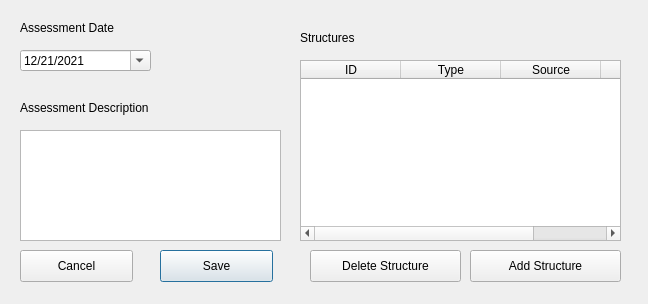
Qt form src/ui/assessment_dialog.ui (Riverscapes/QRiS) before a commit.
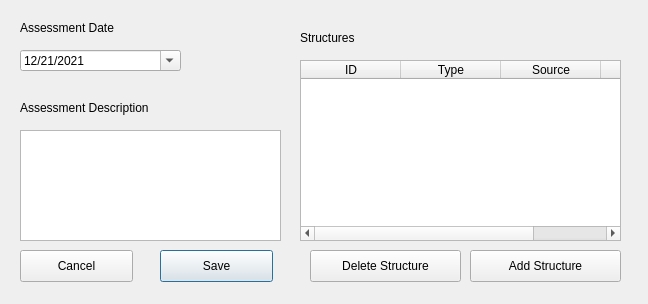
The same form after that commit. Icons and pictures are not drawn.

Patch:
```diff
--- a/src/ui/assessment_dialog.ui
+++ b/src/ui/assessment_dialog.ui
@@ -58,7 +58,7 @@
     <rect>
      <x>20</x>
      <y>50</y>
-     <width>131</width>
+     <width>161</width>
      <height>21</height>
     </rect>
    </property>
```
